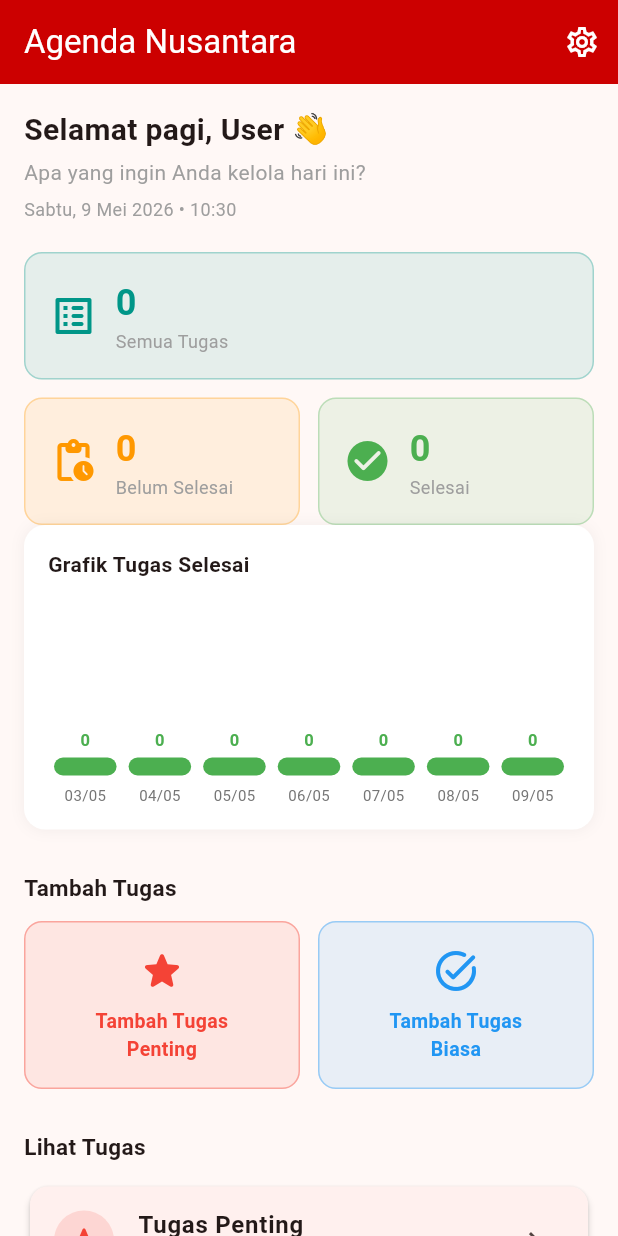
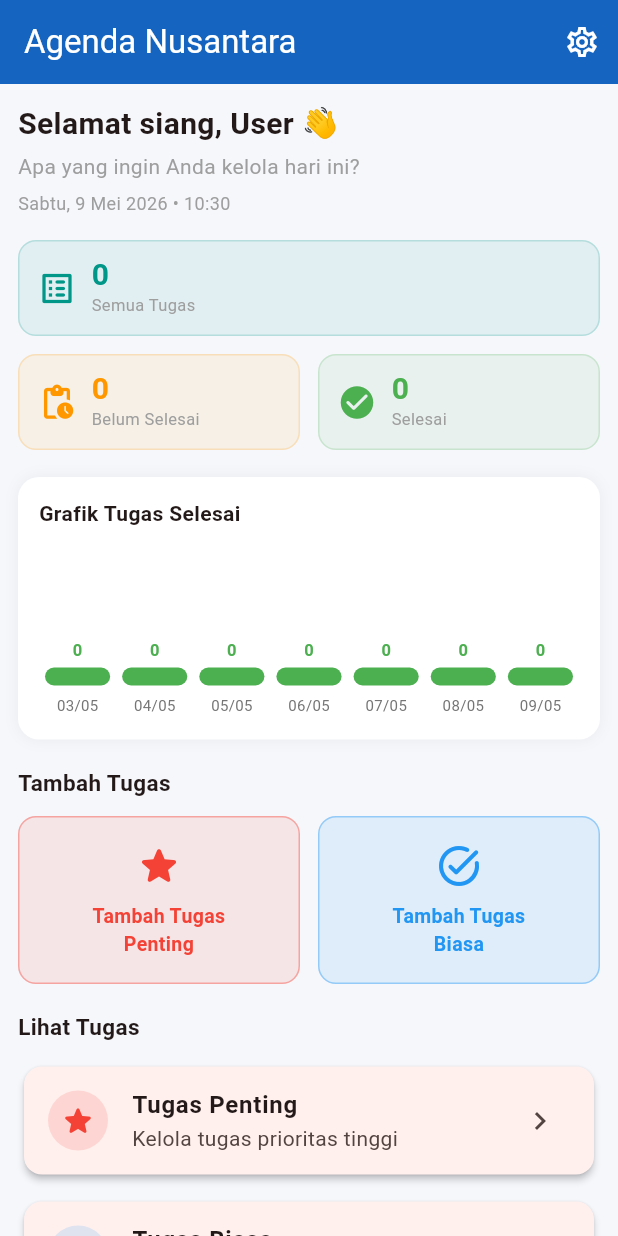
Before and after one commit to amandajasmynee/agenda_nusantara, a Flutter app: the HomePage screen opened by its route, on a phone screen of 412 x 824 dp. Run offline on Flutter 3.47's test engine with Material 3 defaults, Android fonts, the phone set to English and light mode, and no system bars; our stand-ins replace sqflite; accounts and stored records are empty.

Commit message:
improving homepage UI

```diff
--- a/lib/home_page.dart
+++ b/lib/home_page.dart
@@ -18,9 +18,9 @@ class _HomePageState extends State<HomePage> {
   String _greeting() {
     final hour = DateTime.now().hour;
 
-    if (hour < 11) {
+    if (hour < 10) {
       return 'Selamat pagi';
-    } else if (hour < 15) {
+    } else if (hour < 14) {
       return 'Selamat siang';
     } else if (hour < 18) {
       return 'Selamat sore';
@@ -121,9 +121,10 @@ class _HomePageState extends State<HomePage> {
         ModalRoute.of(context)?.settings.arguments as String? ?? 'user';
 
     return Scaffold(
+      backgroundColor: const Color(0xFFF5F7FB),
       appBar: AppBar(
         title: const Text('Agenda Nusantara'),
-        backgroundColor: const Color(0xFFCC0000),
+        backgroundColor: const Color(0xFF1565C0),
         foregroundColor: Colors.white,
         automaticallyImplyLeading: false,
         actions: [
@@ -144,7 +145,7 @@ class _HomePageState extends State<HomePage> {
         onRefresh: _loadCounts,
         child: SingleChildScrollView(
           physics: const AlwaysScrollableScrollPhysics(),
-          padding: const EdgeInsets.all(16),
+          padding: const EdgeInsets.all(12),
           child: Column(
             crossAxisAlignment: CrossAxisAlignment.start,
             children: [
@@ -174,7 +175,7 @@ class _HomePageState extends State<HomePage> {
                 ),
               ),
 
-              const SizedBox(height: 20),
+              const SizedBox(height: 16),
 
               // Statistik
               _isLoading
@@ -214,11 +215,12 @@ class _HomePageState extends State<HomePage> {
                         ),
                       ],
                     ),
+              const SizedBox(height: 18),
 
               // Grafik
               if (!_isLoading) ...[
                 _ChartSection(chartData: _chartData),
-                const SizedBox(height: 28),
+                const SizedBox(height: 18),
               ],
 
               // Tambah Tugas
@@ -254,7 +256,7 @@ class _HomePageState extends State<HomePage> {
                 ],
               ),
 
-              const SizedBox(height: 28),
+              const SizedBox(height: 18),
 
               // Lihat tugas
               const Text(
@@ -316,7 +318,7 @@ class _ChartSection extends StatelessWidget {
     if (chartData.isEmpty) {
       return Container(
         width: double.infinity,
-        padding: const EdgeInsets.all(16),
+        padding: const EdgeInsets.all(12),
         decoration: BoxDecoration(
           color: Colors.white,
           borderRadius: BorderRadius.circular(14),
@@ -347,11 +349,11 @@ class _ChartSection extends StatelessWidget {
     final maxCount =
         chartData.map((e) => e['count'] as int).reduce((a, b) => a > b ? a : b);
 
-    const double chartHeight = 90;
+    const double chartHeight = 70;
 
     return Container(
       width: double.infinity,
-      padding: const EdgeInsets.all(16),
+      padding: const EdgeInsets.fromLTRB(14, 14, 14, 16),
       decoration: BoxDecoration(
         color: Colors.white,
         borderRadius: BorderRadius.circular(14),
@@ -371,9 +373,9 @@ class _ChartSection extends StatelessWidget {
               fontWeight: FontWeight.bold,
             ),
           ),
-          const SizedBox(height: 16),
+          const SizedBox(height: 20),
           SizedBox(
-            height: chartHeight + 45,
+            height: chartHeight + 35,
             child: Row(
               crossAxisAlignment: CrossAxisAlignment.end,
               children: chartData.map((item) {
@@ -458,33 +460,35 @@ class _StatCard extends StatelessWidget {
       onTap: onTap,
       borderRadius: BorderRadius.circular(12),
       child: Container(
-        padding: const EdgeInsets.all(16),
+        padding: const EdgeInsets.all(12),
         decoration: BoxDecoration(
-          color: color.withOpacity(0.1),
+          color: color.withOpacity(0.08),
           borderRadius: BorderRadius.circular(12),
           border: Border.all(
-            color: color.withOpacity(0.3),
+            color: color.withOpacity(0.2),
           ),
         ),
         child: Row(
           children: [
-            Icon(icon, color: color, size: 32),
-            const SizedBox(width: 12),
+            Icon(icon, color: color, size: 26),
+            const SizedBox(width: 10),
             Column(
               crossAxisAlignment: CrossAxisAlignment.start,
               children: [
                 Text(
                   '$count',
                   style: TextStyle(
-                    fontSize: 24,
+                    fontSize: 20,
                     fontWeight: FontWeight.bold,
                     color: color,
+                    height: 1,
                   ),
                 ),
+                const SizedBox(height: 2),
                 Text(
                   label,
                   style: const TextStyle(
-                    fontSize: 12,
+                    fontSize: 11,
                     color: Colors.grey,
                   ),
                 ),
```
